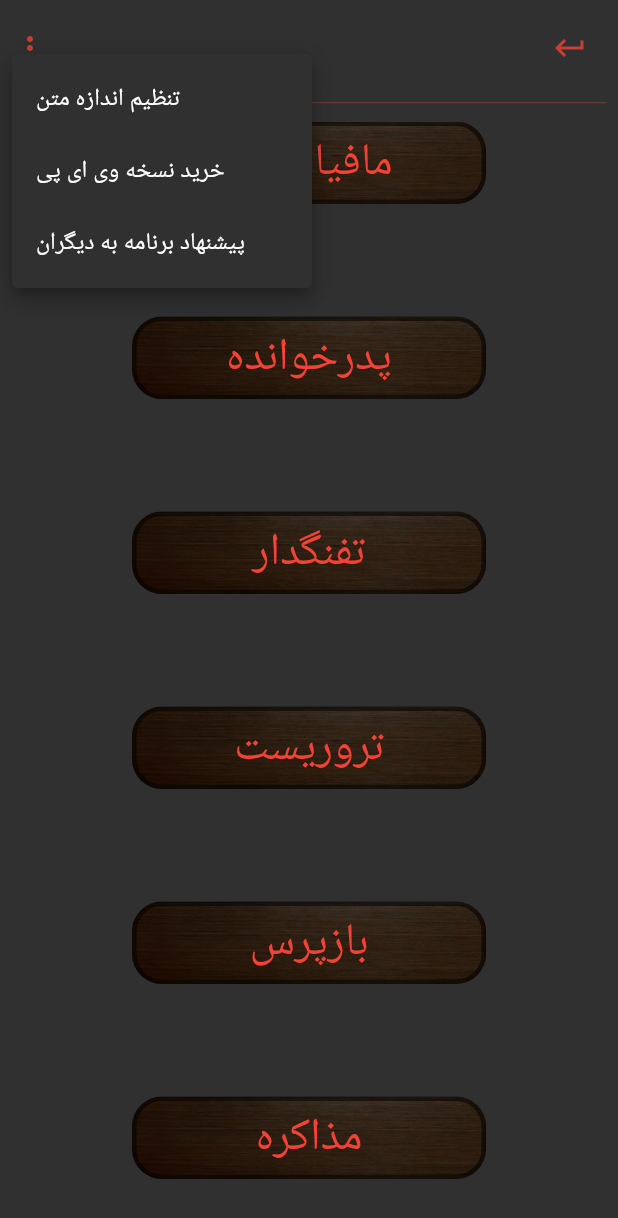
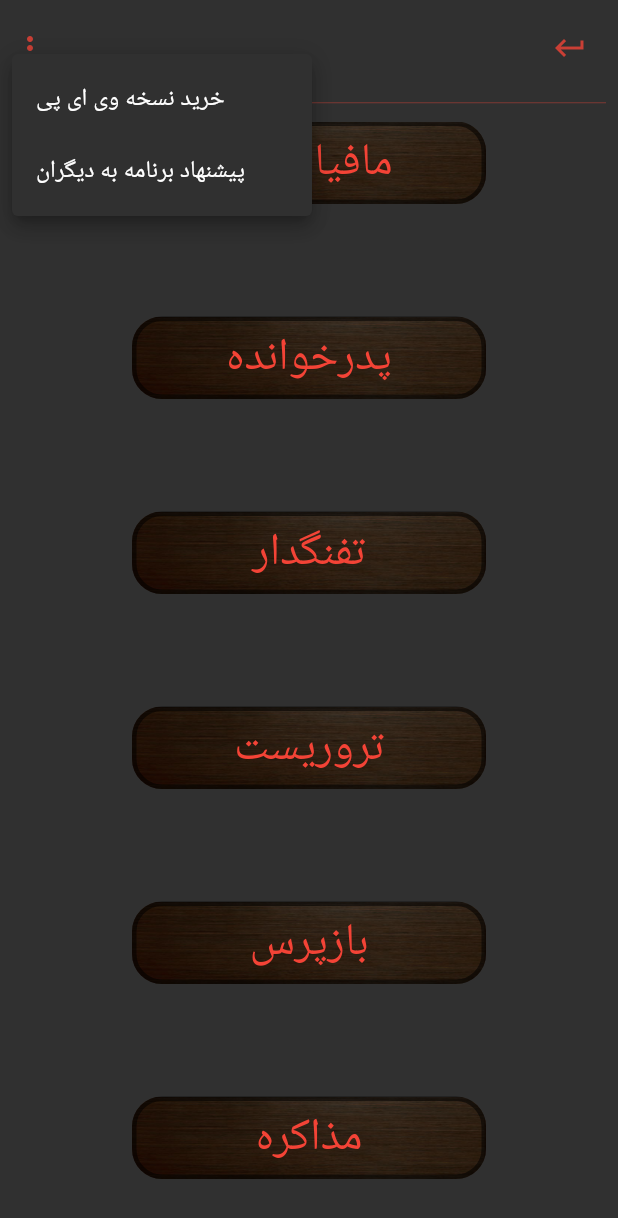
Before and after one commit to yolowex/mafia_tutorial, a Flutter app: the ScenariosPage widget shown alone on an empty page, opened directly, after a tap on the "more vert" icon, on a phone screen of 412 x 824 dp. Shown: the top 1218 px of the screen. Run offline on Flutter 3.47's test engine with Material 2 defaults, Android fonts, the light colour scheme and no system bars; drawn by our look-alikes of dropdown_button2; our stand-ins replace lorem_ipsum.

Commit message:
Improved HelpBar

```diff
--- a/lib/help_bar.dart
+++ b/lib/help_bar.dart
@@ -8,7 +8,10 @@ import 'package:provider/provider.dart';
 class HelpBar extends StatelessWidget {
   final void Function() backOnPressed;
   final Color? iconColor;
-  HelpBar({required this.backOnPressed, this.iconColor});
+  final bool hasFontResize;
+
+  HelpBar(
+      {required this.backOnPressed, this.iconColor, this.hasFontResize = true});
 
   Widget goBackButton() {
     return IconButton(
@@ -20,13 +23,25 @@ class HelpBar extends StatelessWidget {
 
   Widget dropdown(BuildContext context) {
     var appState = context.watch<AppData>();
+    List<(DropdownEnum, String)> newList = appState.dropdownMenuList.toList();
+    if (!hasFontResize) {
+      (DropdownEnum, String)? target;
+      for (final i in newList) {
+        if (i.$1 == DropdownEnum.changeFontSize) {
+          target = i;
+        }
+      }
+      if (target != null) {
+        newList.remove(target);
+      }
+    }
 
     return DropdownButton2(
       underline: const SizedBox.shrink(),
       isExpanded: false,
       customButton: Icon(Icons.more_vert, color: iconColor),
       items: [
-        for (final item in appState.dropdownMenuList)
+        for (final item in newList)
           DropdownMenuItem<String>(
             value: item.$1.name,
             child: Text(item.$2),
--- a/lib/pages/scenarios_page.dart
+++ b/lib/pages/scenarios_page.dart
@@ -30,6 +30,7 @@ class ScenariosPage extends StatelessWidget{
                 appState.currentPageId = PageEnum.main;
               },
               iconColor: Colors.red.shade500.withAlpha(200),
+              hasFontResize: false,
             ),
             Divider(height: 25, color: Colors.red.shade500.withAlpha(100)),
             Expanded(
```
